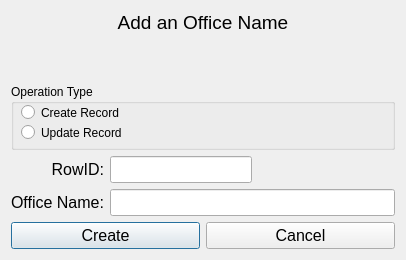
First picture: the form in office_form.ui, repository abiatarfestus/payslips, before the edit.
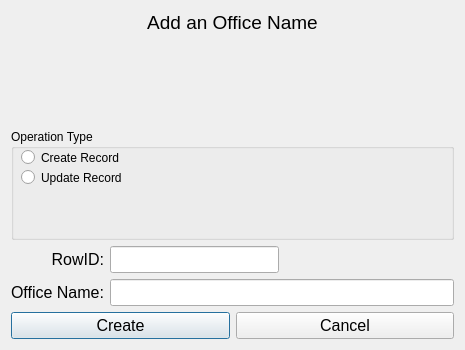
Second picture: the form after the edit.

```diff
--- a/office_form.ui
+++ b/office_form.ui
@@ -6,8 +6,8 @@
    <rect>
     <x>0</x>
     <y>0</y>
-    <width>406</width>
-    <height>260</height>
+    <width>465</width>
+    <height>350</height>
    </rect>
   </property>
   <property name="windowTitle">
@@ -41,7 +41,7 @@
        <rect>
         <x>10</x>
         <y>20</y>
-        <width>101</width>
+        <width>121</width>
         <height>17</height>
        </rect>
       </property>
@@ -54,7 +54,7 @@
        <rect>
         <x>10</x>
         <y>40</y>
-        <width>101</width>
+        <width>131</width>
         <height>17</height>
        </rect>
       </property>
```
